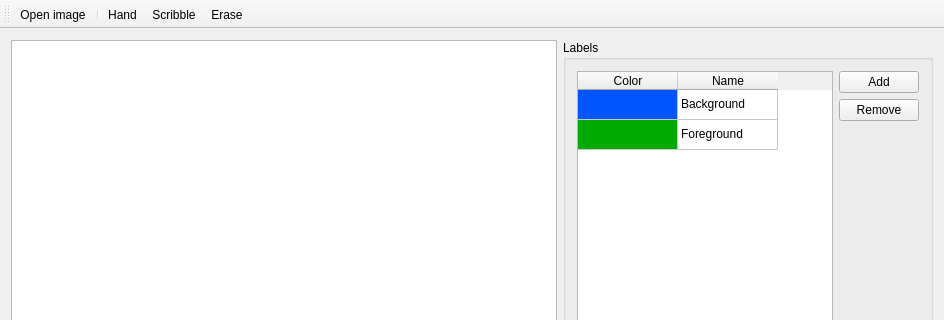
The window that ml_project_app/mainwindow.ui (alexshtf/MachineLearningCourseProject) describes before a commit, drawn with Qt 5; both pictures show x 0 to 944 and y 0 to 320 of the 944 by 540 pixel window.
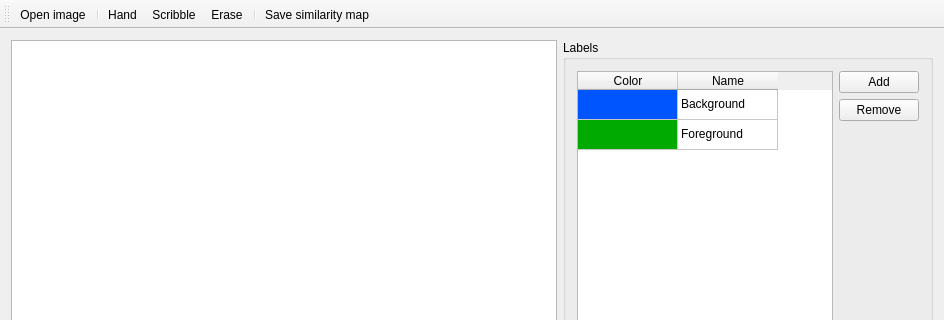
The same window after the commit.

Commit message: Added saving of similarity map to a file

```diff
--- a/ml_project_app/mainwindow.ui
+++ b/ml_project_app/mainwindow.ui
@@ -211,6 +211,8 @@
    <addaction name="actionHand"/>
    <addaction name="actionScribble"/>
    <addaction name="actionErase"/>
+   <addaction name="separator"/>
+   <addaction name="actionSaveSimilarityMap"/>
   </widget>
   <action name="actionOpenImage">
    <property name="text">
@@ -256,6 +258,11 @@
     <string>Ctrl+H</string>
    </property>
   </action>
+  <action name="actionSaveSimilarityMap">
+   <property name="text">
+    <string>Save similarity map</string>
+   </property>
+  </action>
  </widget>
  <layoutdefault spacing="6" margin="11"/>
  <resources/>
```
The commit also changes 4 other files.
